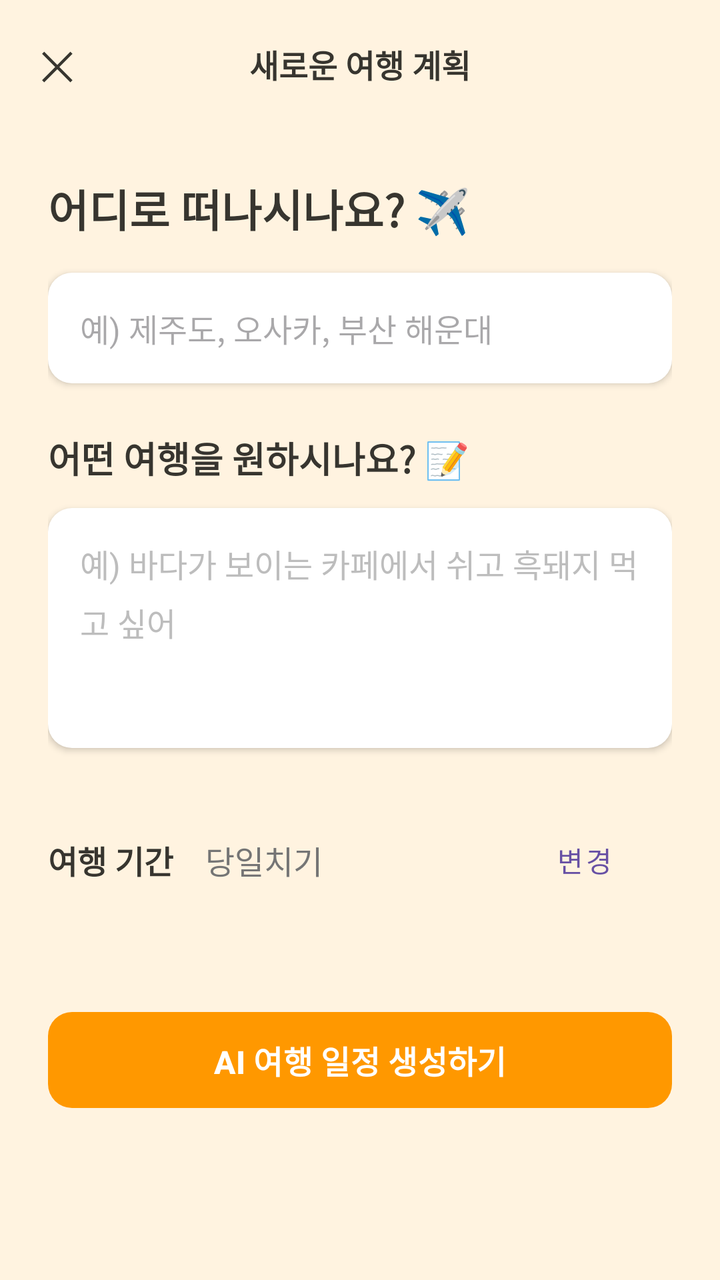
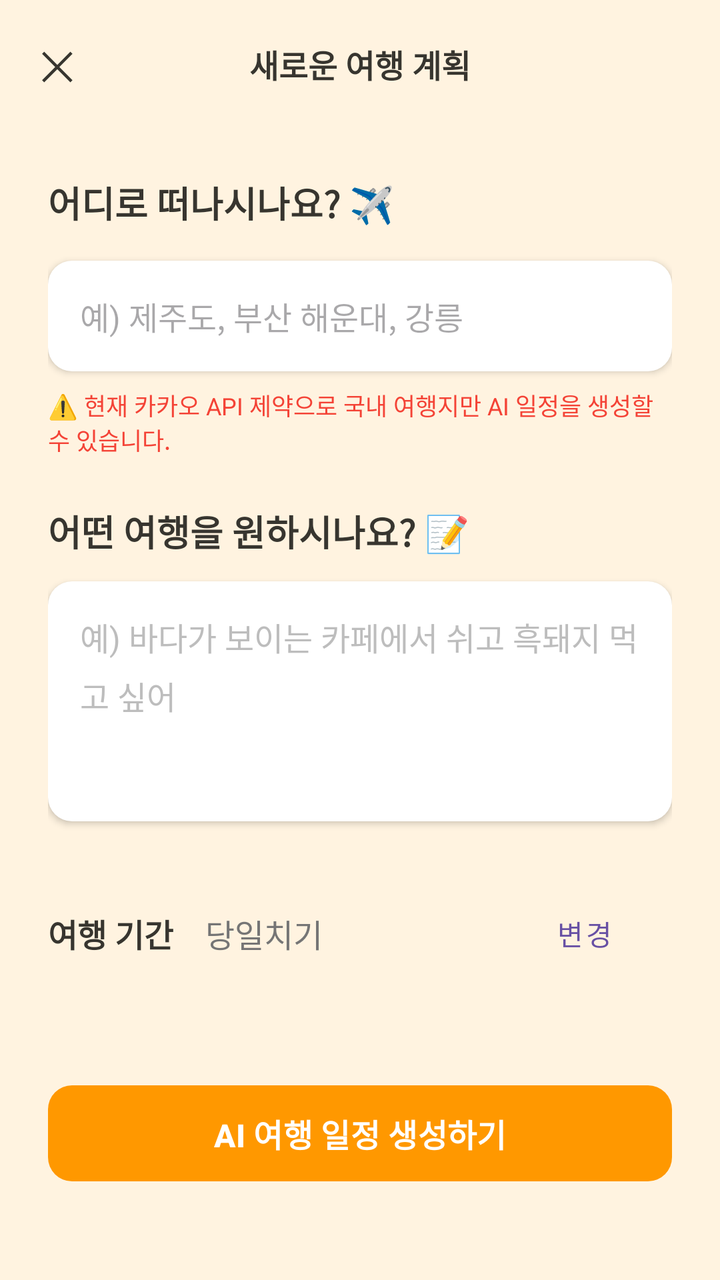

The first picture is an Android layout as it rendered before a commit; the second is the same layout after the commit. The layout source and the unified diff follow.
<!-- AndroidManifest.xml: application theme Theme.Harudiary -->
<!-- res/layout/activity_plan_input.xml -->
<?xml version="1.0" encoding="utf-8"?>
<androidx.coordinatorlayout.widget.CoordinatorLayout xmlns:android="http://schemas.android.com/apk/res/android"
    xmlns:app="http://schemas.android.com/apk/res-auto"
    android:layout_width="match_parent"
    android:layout_height="match_parent"
    android:background="#FFF3E0"> 

    <com.google.android.material.appbar.AppBarLayout
        android:layout_width="match_parent"
        android:layout_height="wrap_content"
        android:background="@android:color/transparent"
        app:elevation="0dp">

        <androidx.appcompat.widget.Toolbar
            android:layout_width="match_parent"
            android:layout_height="?attr/actionBarSize"
            app:contentInsetStart="0dp">

            <RelativeLayout
                android:layout_width="match_parent"
                android:layout_height="match_parent"
                android:paddingHorizontal="20dp">

                <TextView
                    android:id="@+id/btn_close"
                    android:layout_width="wrap_content"
                    android:layout_height="wrap_content"
                    android:layout_centerVertical="true"
                    android:text="✕"
                    android:textSize="20sp"
                    android:textColor="#37352F" />

                <TextView
                    android:id="@+id/tv_activity_title"
                    android:layout_width="wrap_content"
                    android:layout_height="wrap_content"
                    android:layout_centerInParent="true"
                    android:text="새로운 여행 계획"
                    android:textSize="16sp"
                    android:textStyle="bold"
                    android:textColor="#37352F" />
            </RelativeLayout>
        </androidx.appcompat.widget.Toolbar>
    </com.google.android.material.appbar.AppBarLayout>

    <androidx.core.widget.NestedScrollView
        android:layout_width="match_parent"
        android:layout_height="match_parent"
        app:layout_behavior="@string/appbar_scrolling_view_behavior">

        <LinearLayout
            android:layout_width="match_parent"
            android:layout_height="wrap_content"
            android:orientation="vertical"
            android:padding="24dp">

            <TextView
                android:layout_width="wrap_content"
                android:layout_height="wrap_content"
                android:text="어디로 떠나시나요? ✈️"
                android:textSize="22sp"
                android:textStyle="bold"
                android:textColor="#37352F"
                android:layout_marginBottom="16dp" />

            <EditText
                android:id="@+id/et_destination"
                android:layout_width="match_parent"
                android:layout_height="wrap_content"
                android:background="@drawable/bg_rounded_white"
                android:padding="16dp"
                android:hint="예) 제주도, 오사카, 부산 해운대"
                android:textSize="16sp"
                android:textColor="#37352F"
                android:layout_marginBottom="24dp"
                android:elevation="2dp" />

            <TextView
                android:layout_width="wrap_content"
                android:layout_height="wrap_content"
                android:text="어떤 여행을 원하시나요? 📝"
                android:textSize="18sp"
                android:textStyle="bold"
                android:textColor="#37352F"
                android:layout_marginBottom="12dp" />

            <EditText
                android:id="@+id/et_content"
                android:layout_width="match_parent"
                android:layout_height="wrap_content"
                android:minHeight="120dp"
                android:background="@drawable/bg_rounded_white"
                android:padding="16dp"
                android:gravity="top"
                android:hint="예) 바다가 보이는 카페에서 쉬고 흑돼지 먹고 싶어"
                android:lineSpacingExtra="6dp"
                android:textSize="16sp"
                android:textColor="#37352F"
                android:textColorHint="#BDBDBD"
                android:layout_marginBottom="32dp"
                android:elevation="2dp" />

            <LinearLayout
                android:layout_width="match_parent"
                android:layout_height="wrap_content"
                android:orientation="horizontal"
                android:gravity="center_vertical"
                android:layout_marginBottom="32dp">

                <TextView
                    android:layout_width="wrap_content"
                    android:layout_height="wrap_content"
                    android:text="여행 기간"
                    android:textSize="16sp"
                    android:textStyle="bold"
                    android:textColor="#37352F"
                    android:layout_marginEnd="16dp" />

                <TextView
                    android:id="@+id/tv_end_date"
                    android:layout_width="0dp"
                    android:layout_weight="1"
                    android:layout_height="wrap_content"
                    android:text="당일치기"
                    android:textColor="#757575"
                    android:textSize="16sp" />

                <Button
                    android:id="@+id/btn_select_end_date"
                    android:layout_width="wrap_content"
                    android:layout_height="wrap_content"
                    android:text="변경"
                    android:textSize="14sp"
                    style="@style/Widget.MaterialComponents.Button.TextButton" />
            </LinearLayout>

            <com.google.android.material.button.MaterialButton
                android:id="@+id/btn_generate_travel_plan"
                android:layout_width="match_parent"
                android:layout_height="56dp"
                android:text="AI 여행 일정 생성하기"
                android:textSize="16sp"
                android:textStyle="bold"
                android:textColor="@color/white"
                app:cornerRadius="12dp"
                app:backgroundTint="#FF9800"
                android:layout_marginTop="16dp" />

        </LinearLayout>
    </androidx.core.widget.NestedScrollView>
</androidx.coordinatorlayout.widget.CoordinatorLayout>
<!-- resources referenced by this layout -->
<resources>
  <color name="white">#FFFFFFFF</color>
  <!-- drawable bg_rounded_white (drawable) -->
  <?xml version="1.0" encoding="utf-8"?>
  <shape xmlns:android="http://schemas.android.com/apk/res/android"
      android:shape="rectangle">
      <solid android:color="#FFFFFF" />
      <corners android:radius="12dp" />
  </shape>
  <style name="Theme.Harudiary" parent="Base.Theme.Harudiary" />
  <style name="Base.Theme.Harudiary" parent="Theme.Material3.DayNight.NoActionBar" />
</resources>

<!-- the commit's change to res/layout/activity_plan_input.xml (unified diff, before → after) -->
@@ -58,7 +58,7 @@
                 android:layout_width="wrap_content"
                 android:layout_height="wrap_content"
                 android:text="어디로 떠나시나요? ✈️"
-                android:textSize="22sp"
+                android:textSize="18sp"
                 android:textStyle="bold"
                 android:textColor="#37352F"
                 android:layout_marginBottom="16dp" />
@@ -69,11 +69,19 @@
                 android:layout_height="wrap_content"
                 android:background="@drawable/bg_rounded_white"
                 android:padding="16dp"
-                android:hint="예) 제주도, 오사카, 부산 해운대"
+                android:hint="예) 제주도, 부산 해운대, 강릉"
                 android:textSize="16sp"
                 android:textColor="#37352F"
-                android:layout_marginBottom="24dp"
+                android:layout_marginBottom="8dp"
                 android:elevation="2dp" />
+
+            <TextView
+                android:layout_width="wrap_content"
+                android:layout_height="wrap_content"
+                android:text="⚠️ 현재 카카오 API 제약으로 국내 여행지만 AI 일정을 생성할 수 있습니다."
+                android:textSize="12sp"
+                android:textColor="#F44336"
+                android:layout_marginBottom="24dp" />
 
             <TextView
                 android:layout_width="wrap_content"
